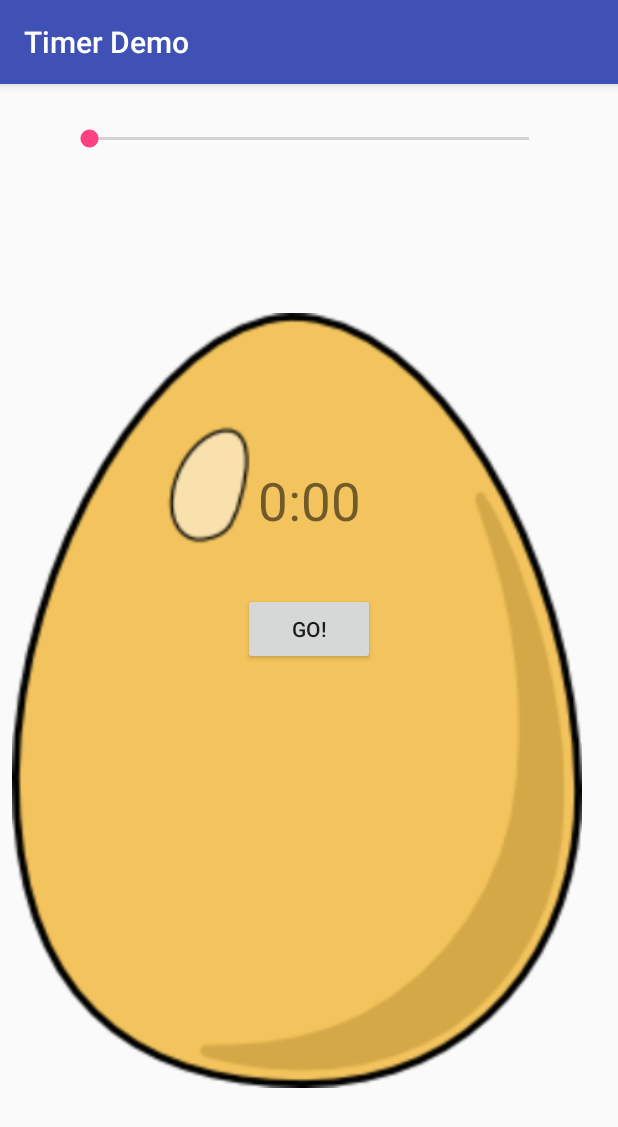
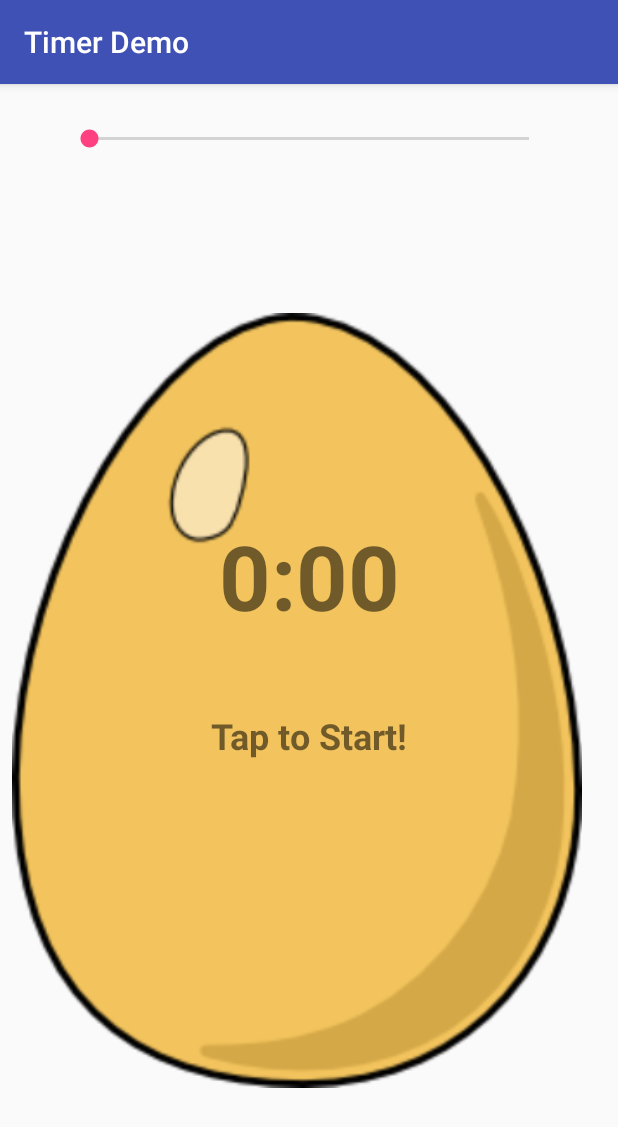
Before and after one commit to bwesnofske/EggTimer, an Android app: the screen it shows after launch (MainActivity), on a phone screen of 412 x 824 dp. Shown: the top 1127 px of the screen. Run offline under Robolectric (Android 15) with nearby library versions, the phone set to English and light mode, and no system bars.

Commit message:
Upgraded to Challange mode.
1) Egg is now clickable image
2) Deleted Go Button
3) Formating
4) Egg now Animates until user taps image to turn off
5) Siren also loops until user taps.

Signed-off-by: bwesnofske <bwesnofske@gmail.com>

```diff
--- /dev/null
+++ b/app/src/main/res/anim/shake.xml
@@ -0,0 +1,8 @@
+<?xml version="1.0" encoding="utf-8"?>
+<set xmlns:android="http://schemas.android.com/apk/res/android">
+    <translate android:duration="20"
+        android:fromXDelta="-5%"
+        android:repeatCount="infinite"
+        android:repeatMode="reverse"
+        android:toXDelta="5%"/>
+</set>
--- a/app/src/main/res/layout/activity_main.xml
+++ b/app/src/main/res/layout/activity_main.xml
@@ -24,34 +24,37 @@
         android:layout_marginBottom="8dp"
         android:layout_marginStart="8dp"
         android:layout_marginTop="8dp"
+        android:onClick="startTime"
         app:layout_constraintBottom_toBottomOf="parent"
         app:layout_constraintStart_toStartOf="parent"
         app:layout_constraintTop_toBottomOf="@+id/seekBar"
         app:srcCompat="@drawable/egg" />
 
-    <Button
-        android:id="@+id/goButton"
+    <TextView
+        android:id="@+id/timerView"
         android:layout_width="wrap_content"
         android:layout_height="wrap_content"
         android:layout_marginEnd="8dp"
         android:layout_marginStart="8dp"
-        android:layout_marginTop="40dp"
-        android:onClick="startTime"
-        android:text="Go!"
+        android:layout_marginTop="225dp"
+        android:text="00:00"
+        android:textSize="60sp"
+        android:textStyle="bold"
+        app:layout_constraintEnd_toEndOf="parent"
+        app:layout_constraintStart_toStartOf="parent"
+        app:layout_constraintTop_toTopOf="@+id/imageView" />
+
+    <TextView
+        android:id="@+id/textView"
+        android:layout_width="wrap_content"
+        android:layout_height="47dp"
+        android:layout_marginEnd="8dp"
+        android:layout_marginStart="8dp"
+        android:layout_marginTop="50dp"
+        android:text="Tap to Start!"
+        android:textSize="24sp"
+        android:textStyle="bold"
         app:layout_constraintEnd_toEndOf="parent"
         app:layout_constraintStart_toStartOf="parent"
         app:layout_constraintTop_toBottomOf="@+id/timerView" />
-
-    <TextView
-        android:id="@+id/timerView"
-        android:layout_width="wrap_content"
-        android:layout_height="45dp"
-        android:layout_marginEnd="8dp"
-        android:layout_marginStart="8dp"
-        android:layout_marginTop="200dp"
-        android:text="00:00"
-        android:textSize="35sp"
-        app:layout_constraintEnd_toEndOf="parent"
-        app:layout_constraintStart_toStartOf="parent"
-        app:layout_constraintTop_toBottomOf="@+id/seekBar" />
 </android.support.constraint.ConstraintLayout>
```
Also changed, not shown: app/src/main/java/com/example/me/timerdemo/MainActivity.java (+44 -39 lines), 1 other file.
